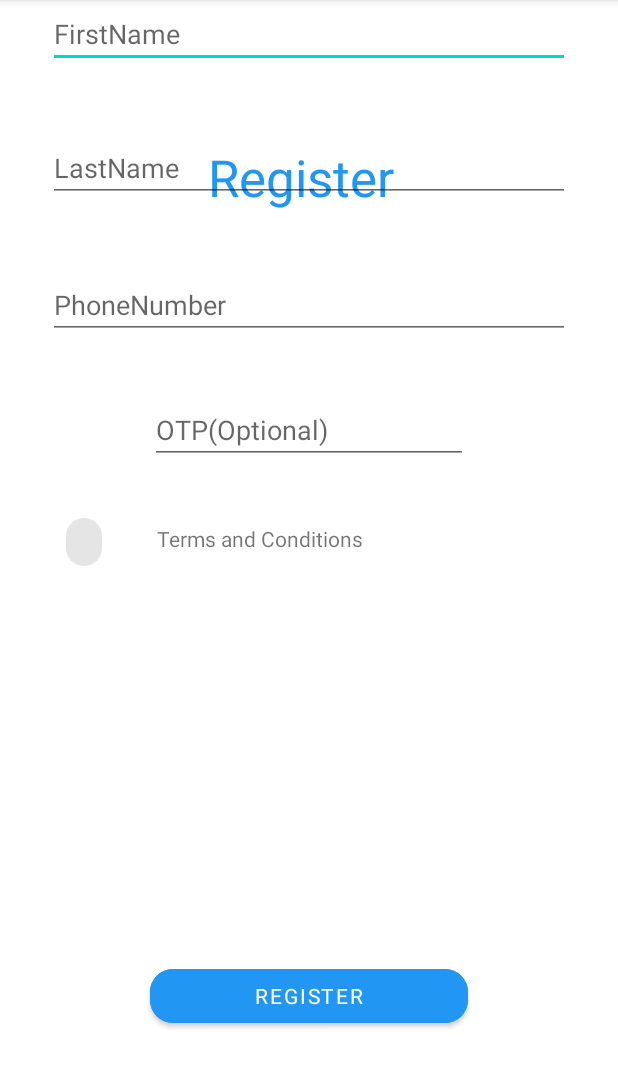
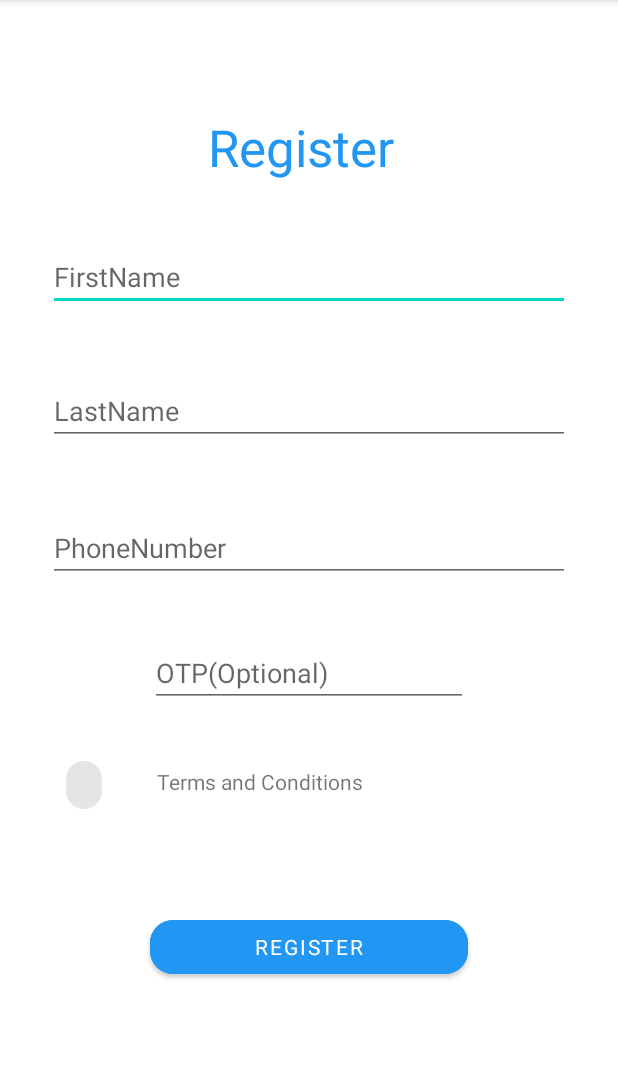
Before and after one commit to Ene-420/Messenger_Application, an Android app: the RegisterPageActivity screen opened directly, with no data from a screen before it, on a phone screen of 412 x 824 dp, the part 84-1172 px from its top. Run offline under Robolectric (Android 15) with nearby library versions, the phone set to English and light mode, and no system bars; Roboto replaces fonts that are not available here.

```diff
--- a/app/build.gradle
+++ b/app/build.gradle
@@ -1,5 +1,6 @@
 plugins {
     id 'com.android.application'
+    id 'com.google.android.libraries.mapsplatform.secrets-gradle-plugin'
 }
 
 android {
@@ -32,6 +33,7 @@ dependencies {
     implementation 'androidx.appcompat:appcompat:1.5.1'
     implementation 'com.google.android.material:material:1.6.1'
     implementation 'androidx.constraintlayout:constraintlayout:2.1.4'
+    implementation 'com.google.android.gms:play-services-maps:18.1.0'
     testImplementation 'junit:junit:4.13.2'
     androidTestImplementation 'androidx.test.ext:junit:1.1.3'
     androidTestImplementation 'androidx.test.espresso:espresso-core:3.4.0'
--- a/app/src/main/res/layout/activity_main.xml
+++ b/app/src/main/res/layout/activity_register.xml
@@ -30,6 +30,7 @@
         android:layout_marginEnd="32dp"
         android:backgroundTint="#2196F3"
         android:fontFamily="@font/aleo"
+        android:onClick="moveToRegisterPage"
         android:text="Register"
         app:cornerRadius="15dp"
         app:layout_constraintEnd_toEndOf="parent"
--- a/app/src/main/res/layout/activity_register_page.xml
+++ b/app/src/main/res/layout/activity_register_page.xml
@@ -12,7 +12,7 @@
         android:layout_width="wrap_content"
         android:layout_height="wrap_content"
         android:layout_marginStart="171dp"
-        android:layout_marginTop="95dp"
+        android:layout_marginTop="75dp"
         android:layout_marginEnd="182dp"
         android:text="Register"
         android:textAppearance="@style/TextAppearance.AppCompat.Display1"
@@ -26,13 +26,14 @@
         android:layout_width="0dp"
         android:layout_height="wrap_content"
         android:layout_marginStart="32dp"
+        android:layout_marginTop="41dp"
         android:layout_marginEnd="32dp"
         android:ems="10"
         android:hint="FirstName"
         android:inputType="textPersonName"
         app:layout_constraintEnd_toEndOf="parent"
         app:layout_constraintStart_toStartOf="parent"
-        tools:layout_editor_absoluteY="161dp" />
+        app:layout_constraintTop_toBottomOf="@+id/textView" />
 
     <EditText
         android:id="@+id/editTextTextPersonName2"
@@ -100,13 +101,16 @@
         android:layout_width="0dp"
         android:layout_height="wrap_content"
         android:layout_marginStart="100dp"
+        android:layout_marginTop="43dp"
         android:layout_marginEnd="100dp"
         android:layout_marginBottom="80dp"
         android:backgroundTint="#2196F3"
         android:fontFamily="@font/aleo"
+        android:onClick="registerDetails"
         android:text="Register"
         app:cornerRadius="15dp"
         app:layout_constraintBottom_toBottomOf="parent"
         app:layout_constraintEnd_toEndOf="parent"
-        app:layout_constraintStart_toStartOf="parent" />
+        app:layout_constraintStart_toStartOf="parent"
+        app:layout_constraintTop_toBottomOf="@+id/textView2" />
 </androidx.constraintlayout.widget.ConstraintLayout>
--- a/app/src/main/res/values/strings.xml
+++ b/app/src/main/res/values/strings.xml
@@ -1,3 +1,5 @@
 <resources>
     <string name="app_name">My Application</string>
+    <!-- TODO: Remove or change this placeholder text -->
+    <string name="hello_blank_fragment">Hello blank fragment</string>
 </resources>
--- a/build.gradle
+++ b/build.gradle
@@ -2,6 +2,7 @@
 plugins {
     id 'com.android.application' version '7.2.2' apply false
     id 'com.android.library' version '7.2.2' apply false
+    id 'com.google.android.libraries.mapsplatform.secrets-gradle-plugin' version '2.0.1' apply false
 }
 
 task clean(type: Delete) {
```
Also changed, not shown: app/src/main/AndroidManifest.xml (+22 -4 lines), app/src/main/java/com/example/myapplication/RegisterActivity.java (+11 -1 lines), app/src/main/java/com/example/myapplication/RegisterPageActivity.java (+7 -0 lines), app/src/main/res/menu/bottom_navigation.xml (added, +26 -0 lines).
